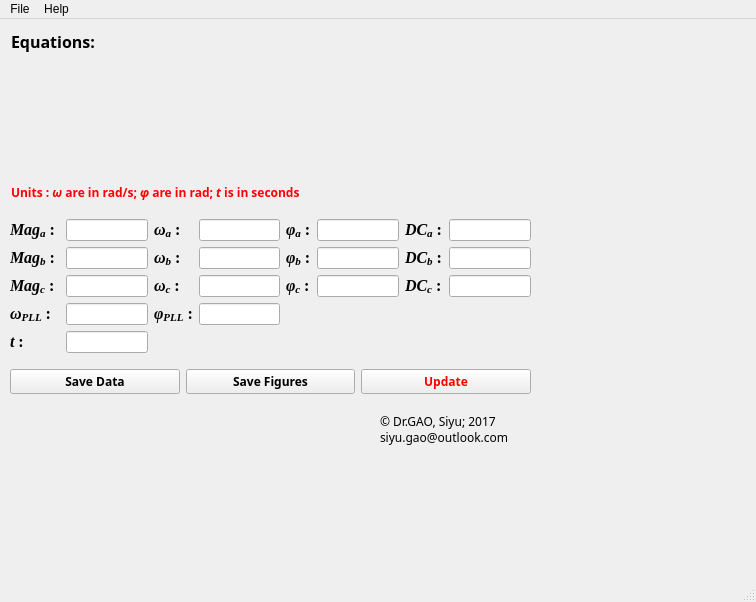
Qt form symmGui.ui (iruletheworld/Visualisaion-for-Symmetrical-Components-Fortescue-Clarke-Park) before a commit.
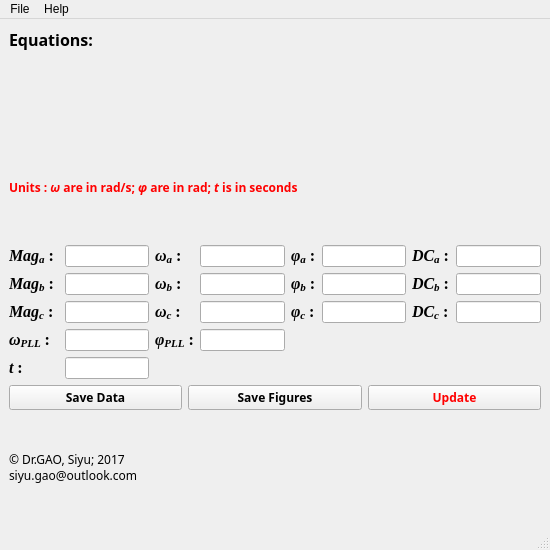
The same form after that commit. Icons and pictures are not drawn.

What changed in the file:
```diff
--- a/symmGui.ui
+++ b/symmGui.ui
@@ -6,14 +6,14 @@
    <rect>
     <x>0</x>
     <y>0</y>
-    <width>756</width>
-    <height>602</height>
+    <width>550</width>
+    <height>550</height>
    </rect>
   </property>
   <property name="minimumSize">
    <size>
-    <width>533</width>
-    <height>500</height>
+    <width>550</width>
+    <height>550</height>
    </size>
   </property>
   <property name="maximumSize">
@@ -32,15 +32,9 @@
    <string>Symmetrical Components © Dr. GAO, Siyu</string>
   </property>
   <widget class="QWidget" name="centralwidget">
+   <layout class="QVBoxLayout" name="verticalLayout_2">
+    <item>
    <widget class="QLabel" name="lbl_equations">
-    <property name="geometry">
-     <rect>
-      <x>11</x>
-      <y>11</y>
-      <width>383</width>
-      <height>146</height>
-     </rect>
-    </property>
     <property name="font">
      <font>
       <family>Arial Unicode MS</family>
@@ -52,7 +46,7 @@
      <locale language="English" country="UnitedStates"/>
     </property>
     <property name="text">
-     <string>&lt;html&gt;&lt;head/&gt;&lt;body&gt;&lt;p&gt;&lt;span style=&quot; font-size:12pt;&quot;&gt;Equations:&lt;/span&gt;&lt;/p&gt;&lt;p&gt;&lt;img src=&quot;:/equations_/20171206__files/image007.png&quot;/&gt;&lt;/p&gt;&lt;/body&gt;&lt;/html&gt;</string>
+       <string>&lt;html&gt;&lt;head/&gt;&lt;body&gt;&lt;p&gt;&lt;span style=&quot; font-size:12pt;&quot;&gt;Equations:&lt;/span&gt;&lt;/p&gt;&lt;p&gt;&lt;img src=&quot;:/equations_/20171206__files/image004.png&quot;/&gt;&lt;/p&gt;&lt;/body&gt;&lt;/html&gt;</string>
     </property>
     <property name="textFormat">
      <enum>Qt::AutoText</enum>
@@ -64,15 +58,9 @@
      <number>-1</number>
     </property>
    </widget>
+    </item>
+    <item>
    <widget class="QLabel" name="lbl_units">
-    <property name="geometry">
-     <rect>
-      <x>11</x>
-      <y>164</y>
-      <width>372</width>
-      <height>20</height>
-     </rect>
-    </property>
     <property name="font">
      <font>
       <family>Arial Unicode MS</family>
@@ -82,40 +70,11 @@
      </font>
     </property>
     <property name="text">
-     <string>&lt;html&gt;&lt;head/&gt;&lt;body&gt;&lt;p&gt;&lt;span style=&quot; color:#ff0000;&quot;&gt;Units : &lt;/span&gt;&lt;span style=&quot; font-style:italic; color:#ff0000;&quot;&gt;ω&lt;/span&gt;&lt;span style=&quot; color:#ff0000;&quot;&gt; are in rad/s; &lt;/span&gt;&lt;span style=&quot; font-style:italic; color:#ff0000;&quot;&gt;φ&lt;/span&gt;&lt;span style=&quot; color:#ff0000;&quot;&gt; are in rad; &lt;/span&gt;&lt;span style=&quot; font-style:italic; color:#ff0000;&quot;&gt;t&lt;/span&gt;&lt;span style=&quot; color:#ff0000;&quot;&gt; is in seconds&lt;/span&gt;&lt;/p&gt;&lt;/body&gt;&lt;/html&gt;</string>
-    </property>
-   </widget>
-   <widget class="QLabel" name="lbl_copyright">
-    <property name="geometry">
-     <rect>
-      <x>380</x>
-      <y>390</y>
-      <width>150</width>
-      <height>40</height>
-     </rect>
-    </property>
-    <property name="font">
-     <font>
-      <family>Arial Unicode MS</family>
-     </font>
-    </property>
-    <property name="locale">
-     <locale language="English" country="UnitedKingdom"/>
-    </property>
-    <property name="text">
-     <string>© Dr.GAO, Siyu; 2017
-siyu.gao@outlook.com</string>
-    </property>
-   </widget>
-   <widget class="QWidget" name="">
-    <property name="geometry">
-     <rect>
-      <x>10</x>
-      <y>190</y>
-      <width>521</width>
-      <height>195</height>
-     </rect>
-    </property>
+       <string>&lt;html&gt;&lt;head/&gt;&lt;body&gt;&lt;p&gt;&lt;span style=&quot; color:#ff0000;&quot;&gt;Units : &lt;/span&gt;&lt;span style=&quot; font-style:italic; color:#ff0000;&quot;&gt;ω&lt;/span&gt;&lt;span style=&quot; color:#ff0000;&quot;&gt;  are in rad/s; &lt;/span&gt;&lt;span style=&quot; font-style:italic; color:#ff0000;&quot;&gt;φ&lt;/span&gt;&lt;span style=&quot; color:#ff0000;&quot;&gt;  are in rad; &lt;/span&gt;&lt;span style=&quot; font-style:italic; color:#ff0000;&quot;&gt;t&lt;/span&gt;&lt;span style=&quot; color:#ff0000;&quot;&gt;  is in seconds&lt;/span&gt;&lt;/p&gt;&lt;/body&gt;&lt;/html&gt;</string>
+      </property>
+     </widget>
+    </item>
+    <item>
     <layout class="QVBoxLayout" name="verticalLayout">
      <item>
       <layout class="QGridLayout" name="gridLayout">
@@ -516,15 +475,43 @@
       </layout>
      </item>
     </layout>
-   </widget>
+    </item>
+    <item>
+     <widget class="QLabel" name="lbl_copyright">
+      <property name="baseSize">
+       <size>
+        <width>0</width>
+        <height>0</height>
+       </size>
+      </property>
+      <property name="font">
+       <font>
+        <family>Arial Unicode MS</family>
+       </font>
+      </property>
+      <property name="locale">
+       <locale language="English" country="UnitedKingdom"/>
+      </property>
+      <property name="text">
+       <string>© Dr.GAO, Siyu; 2017
+siyu.gao@outlook.com</string>
+      </property>
+     </widget>
+    </item>
+   </layout>
+   <zorder>lbl_equations</zorder>
+   <zorder>lbl_units</zorder>
+   <zorder>lbl_copyright</zorder>
+   <zorder>layoutWidget</zorder>
+   <zorder></zorder>
   </widget>
   <widget class="QMenuBar" name="menubar">
    <property name="geometry">
     <rect>
      <x>0</x>
      <y>0</y>
-     <width>756</width>
-     <height>31</height>
+     <width>550</width>
+     <height>26</height>
     </rect>
    </property>
    <widget class="QMenu" name="menu_file">
```
Left out of the diff: 4 changed lines with no effect on the pictures. Lines whose indentation alone changed are shown as unchanged.
